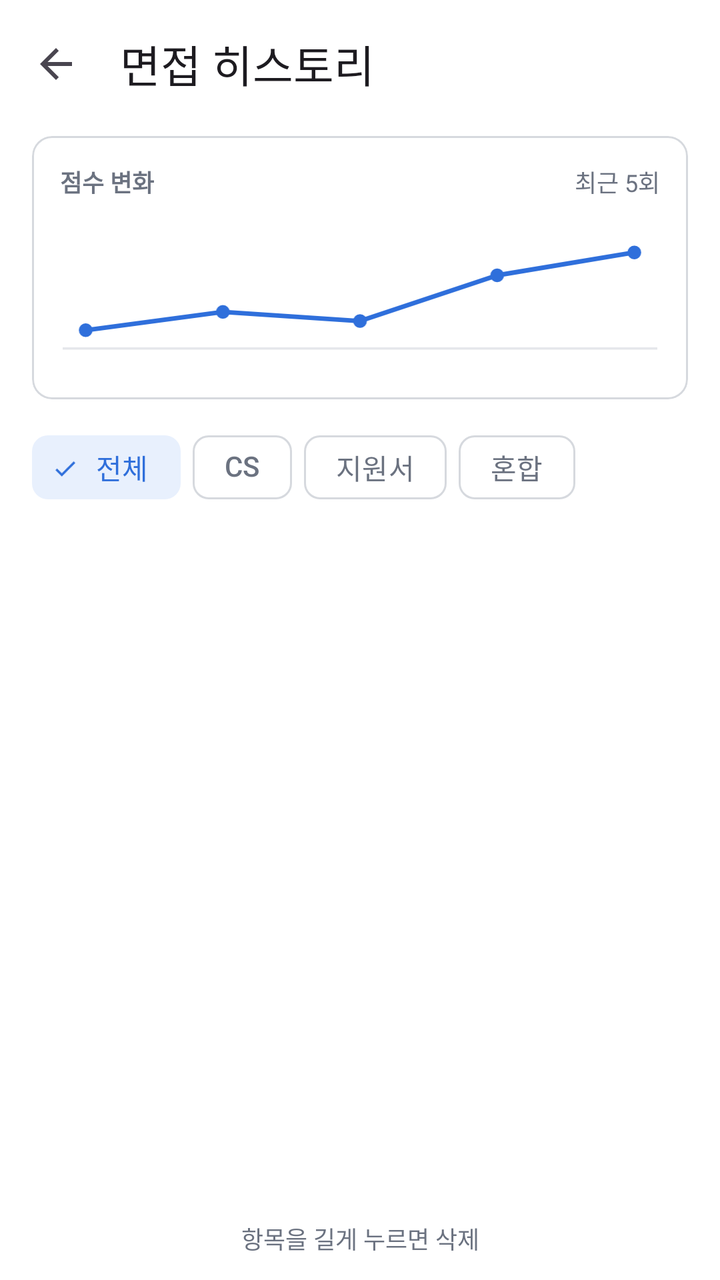
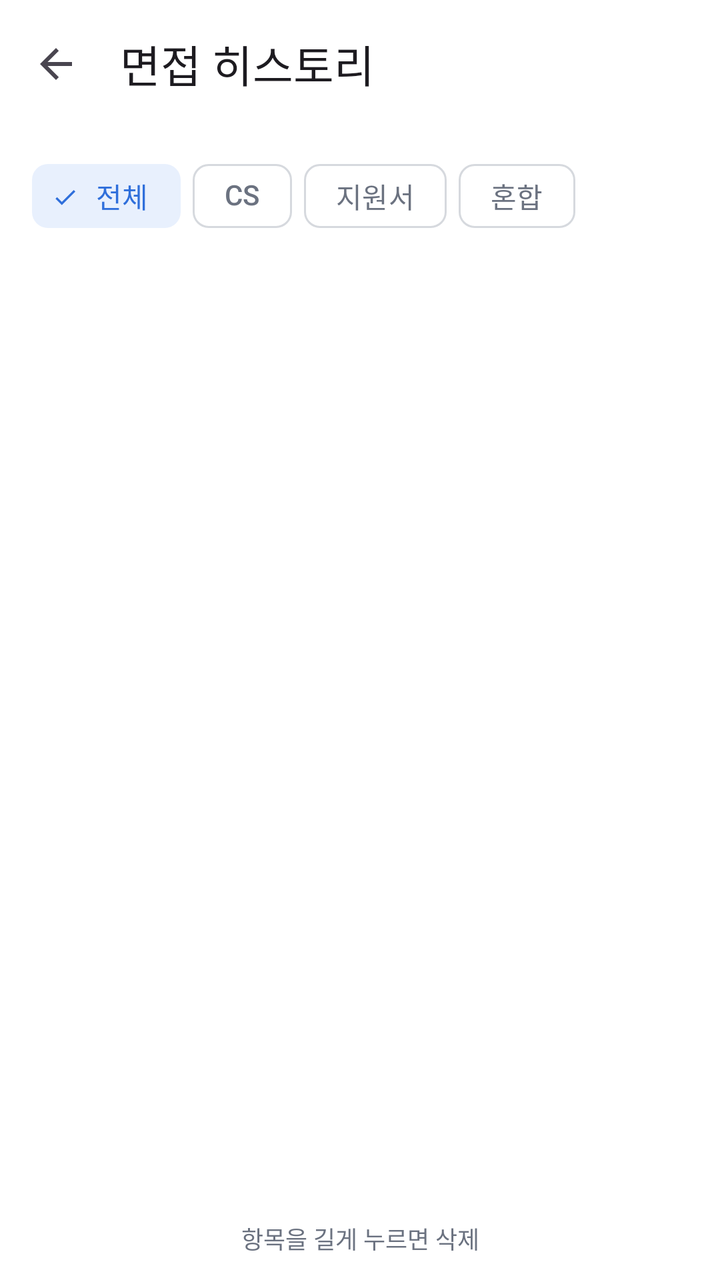

Before-and-after screenshots of an Android layout around one commit, followed by the original layout XML and the change that was made.
<!-- AndroidManifest.xml: application theme Theme.InterviewTrainer -->
<!-- res/layout/activity_history.xml -->
<?xml version="1.0" encoding="utf-8"?>
<LinearLayout xmlns:android="http://schemas.android.com/apk/res/android"
    xmlns:app="http://schemas.android.com/apk/res-auto"
    xmlns:tools="http://schemas.android.com/tools"
    android:layout_width="match_parent"
    android:layout_height="match_parent"
    android:orientation="vertical"
    tools:context=".interview.HistoryActivity">

    <com.google.android.material.appbar.MaterialToolbar
        android:id="@+id/toolbar"
        android:layout_width="match_parent"
        android:layout_height="?attr/actionBarSize"
        app:navigationIcon="?attr/homeAsUpIndicator"
        app:title="면접 히스토리" />

    
    <com.google.android.material.card.MaterialCardView
        style="@style/App.Card"
        android:layout_width="match_parent"
        android:layout_height="wrap_content"
        android:layout_marginStart="16dp"
        android:layout_marginTop="4dp"
        android:layout_marginEnd="16dp">

        <LinearLayout
            android:layout_width="match_parent"
            android:layout_height="wrap_content"
            android:orientation="vertical"
            android:padding="14dp">

            <LinearLayout
                android:layout_width="match_parent"
                android:layout_height="wrap_content"
                android:orientation="horizontal">

                <TextView
                    style="@style/App.Text.Caption"
                    android:layout_width="0dp"
                    android:layout_height="wrap_content"
                    android:layout_weight="1"
                    android:text="점수 변화" />

                <TextView
                    style="@style/App.Text.Mut"
                    android:layout_width="wrap_content"
                    android:layout_height="wrap_content"
                    android:text="최근 5회" />
            </LinearLayout>

            <ImageView
                android:layout_width="match_parent"
                android:layout_height="80dp"
                android:layout_marginTop="6dp"
                android:contentDescription="점수 변화 그래프"
                android:src="@drawable/ic_trend" />
        </LinearLayout>
    </com.google.android.material.card.MaterialCardView>

    <HorizontalScrollView
        android:layout_width="match_parent"
        android:layout_height="wrap_content"
        android:paddingTop="10dp"
        android:scrollbars="none">

        <com.google.android.material.chip.ChipGroup
            android:layout_width="wrap_content"
            android:layout_height="wrap_content"
            android:paddingStart="16dp"
            android:paddingEnd="16dp"
            app:chipSpacingHorizontal="6dp"
            app:selectionRequired="true"
            app:singleLine="true"
            app:singleSelection="true">

            <com.google.android.material.chip.Chip
                style="@style/Widget.Material3.Chip.Filter"
                android:layout_width="wrap_content"
                android:layout_height="wrap_content"
                android:checked="true"
                android:text="전체" />

            <com.google.android.material.chip.Chip
                style="@style/Widget.Material3.Chip.Filter"
                android:layout_width="wrap_content"
                android:layout_height="wrap_content"
                android:text="CS" />

            <com.google.android.material.chip.Chip
                style="@style/Widget.Material3.Chip.Filter"
                android:layout_width="wrap_content"
                android:layout_height="wrap_content"
                android:text="지원서" />

            <com.google.android.material.chip.Chip
                style="@style/Widget.Material3.Chip.Filter"
                android:layout_width="wrap_content"
                android:layout_height="wrap_content"
                android:text="혼합" />
        </com.google.android.material.chip.ChipGroup>
    </HorizontalScrollView>

    <androidx.recyclerview.widget.RecyclerView
        android:id="@+id/rvHistory"
        android:layout_width="match_parent"
        android:layout_height="0dp"
        android:layout_weight="1"
        android:clipToPadding="false"
        android:padding="16dp"
        app:layoutManager="androidx.recyclerview.widget.LinearLayoutManager"
        tools:listitem="@layout/item_history" />

    <TextView
        style="@style/App.Text.Mut"
        android:layout_width="match_parent"
        android:layout_height="wrap_content"
        android:gravity="center"
        android:paddingBottom="12dp"
        android:text="항목을 길게 누르면 삭제" />
</LinearLayout>
<!-- res/layout/item_history.xml (included above) -->
<?xml version="1.0" encoding="utf-8"?>
<com.google.android.material.card.MaterialCardView xmlns:android="http://schemas.android.com/apk/res/android"
    style="@style/App.Card"
    android:layout_width="match_parent"
    android:layout_height="wrap_content"
    android:layout_marginBottom="10dp"
    android:clickable="true"
    android:focusable="true">

    <LinearLayout
        android:layout_width="match_parent"
        android:layout_height="wrap_content"
        android:gravity="center_vertical"
        android:orientation="horizontal"
        android:padding="14dp">

        <TextView
            android:id="@+id/tvScore"
            android:layout_width="44dp"
            android:layout_height="wrap_content"
            android:background="@drawable/bg_score"
            android:gravity="center"
            android:paddingTop="6dp"
            android:paddingBottom="6dp"
            android:textColor="@color/acc"
            android:textSize="16sp"
            android:textStyle="bold" />

        <LinearLayout
            android:layout_width="0dp"
            android:layout_height="wrap_content"
            android:layout_marginStart="12dp"
            android:layout_weight="1"
            android:orientation="vertical">

            <TextView
                android:id="@+id/tvTitle"
                style="@style/App.Text.Title"
                android:layout_width="match_parent"
                android:layout_height="wrap_content" />

            <TextView
                android:id="@+id/tvMeta"
                style="@style/App.Text.Mut"
                android:layout_width="match_parent"
                android:layout_height="wrap_content" />
        </LinearLayout>

        <TextView
            style="@style/App.Text.Mut"
            android:layout_width="wrap_content"
            android:layout_height="wrap_content"
            android:text="›"
            android:textSize="18sp" />
    </LinearLayout>
</com.google.android.material.card.MaterialCardView>
<!-- resources referenced by this layout -->
<resources>
  <color name="acc">#2F6FDB</color>
  <!-- drawable bg_score (drawable) -->
  <?xml version="1.0" encoding="utf-8"?>
  <shape xmlns:android="http://schemas.android.com/apk/res/android" android:shape="rectangle">
      <solid android:color="@color/accbg" />
      <corners android:radius="8dp" />
  </shape>
  <!-- drawable ic_trend (drawable) -->
  <?xml version="1.0" encoding="utf-8"?>
  <vector xmlns:android="http://schemas.android.com/apk/res/android"
      android:width="260dp"
      android:height="70dp"
      android:viewportWidth="260"
      android:viewportHeight="70">
      <path
          android:pathData="M0,60 L260,60"
          android:strokeColor="@color/track"
          android:strokeWidth="1" />
      <path
          android:pathData="M10,52 L70,44 L130,48 L190,28 L250,18"
          android:strokeColor="@color/acc"
          android:strokeWidth="2"
          android:strokeLineJoin="round" />
      <path android:fillColor="@color/acc" android:pathData="M7,52 a3,3 0 1,0 6,0 a3,3 0 1,0 -6,0" />
      <path android:fillColor="@color/acc" android:pathData="M67,44 a3,3 0 1,0 6,0 a3,3 0 1,0 -6,0" />
      <path android:fillColor="@color/acc" android:pathData="M127,48 a3,3 0 1,0 6,0 a3,3 0 1,0 -6,0" />
      <path android:fillColor="@color/acc" android:pathData="M187,28 a3,3 0 1,0 6,0 a3,3 0 1,0 -6,0" />
      <path android:fillColor="@color/acc" android:pathData="M247,18 a3,3 0 1,0 6,0 a3,3 0 1,0 -6,0" />
  </vector>
  <style name="App.Card" parent="Widget.Material3.CardView.Outlined">
          <item name="cardBackgroundColor">@color/white</item>
          <item name="strokeColor">@color/line</item>
          <item name="strokeWidth">1dp</item>
          <item name="cardCornerRadius">10dp</item>
          <item name="cardElevation">0dp</item>
      </style>
  <style name="App.Text.Caption">
          <item name="android:textColor">@color/mut</item>
          <item name="android:textSize">12sp</item>
          <item name="android:textStyle">bold</item>
      </style>
  <style name="App.Text.Mut">
          <item name="android:textColor">@color/mut</item>
          <item name="android:textSize">12sp</item>
      </style>
  <style name="App.Text.Title">
          <item name="android:textSize">15sp</item>
          <item name="android:textStyle">bold</item>
      </style>
  <style name="Theme.InterviewTrainer" parent="Base.Theme.InterviewTrainer" />
  <color name="accbg">#E8F0FD</color>
  <color name="track">#E5E7EB</color>
  <color name="white">#FFFFFFFF</color>
  <color name="line">#D6D9DE</color>
  <color name="mut">#6B7280</color>
  <style name="Base.Theme.InterviewTrainer" parent="Theme.Material3.Light.NoActionBar">
          <item name="colorPrimary">@color/acc</item>
          <item name="colorOnPrimary">@color/white</item>
          <item name="colorPrimaryContainer">@color/accbg</item>
          <item name="colorOnPrimaryContainer">@color/acc</item>
          <item name="colorSecondaryContainer">@color/accbg</item>
          <item name="colorOnSecondaryContainer">@color/acc</item>
          <item name="colorSurface">@color/white</item>
          <item name="colorOnSurface">@color/ink</item>
          <item name="colorOnSurfaceVariant">@color/mut</item>
          <item name="colorOutline">@color/line</item>
          <item name="colorError">@color/bad</item>
          <item name="android:windowBackground">@color/white</item>
      </style>
  <color name="ink">#1F2937</color>
  <color name="bad">#D64545</color>
</resources>

<!-- the commit's change to res/layout/activity_history.xml (unified diff, before → after) -->
@@ -16,6 +16,8 @@
 
     
     <com.google.android.material.card.MaterialCardView
+        android:id="@+id/cardTrend"
+        android:visibility="gone"
         style="@style/App.Card"
         android:layout_width="match_parent"
         android:layout_height="wrap_content"
@@ -64,6 +66,7 @@
         android:scrollbars="none">
 
         <com.google.android.material.chip.ChipGroup
+            android:id="@+id/chips"
             android:layout_width="wrap_content"
             android:layout_height="wrap_content"
             android:paddingStart="16dp"
@@ -78,24 +81,28 @@
                 android:layout_width="wrap_content"
                 android:layout_height="wrap_content"
                 android:checked="true"
+                android:id="@+id/chipAll"
                 android:text="전체" />
 
             <com.google.android.material.chip.Chip
                 style="@style/Widget.Material3.Chip.Filter"
                 android:layout_width="wrap_content"
                 android:layout_height="wrap_content"
+                android:id="@+id/chipCs"
                 android:text="CS" />
 
             <com.google.android.material.chip.Chip
                 style="@style/Widget.Material3.Chip.Filter"
                 android:layout_width="wrap_content"
                 android:layout_height="wrap_content"
+                android:id="@+id/chipCover"
                 android:text="지원서" />
 
             <com.google.android.material.chip.Chip
                 style="@style/Widget.Material3.Chip.Filter"
                 android:layout_width="wrap_content"
                 android:layout_height="wrap_content"
+                android:id="@+id/chipMixed"
                 android:text="혼합" />
         </com.google.android.material.chip.ChipGroup>
     </HorizontalScrollView>
@@ -109,6 +116,17 @@
         android:padding="16dp"
         app:layoutManager="androidx.recyclerview.widget.LinearLayoutManager"
         tools:listitem="@layout/item_history" />
+
+    <TextView
+        android:id="@+id/tvEmpty"
+        style="@style/App.Text.Mut"
+        android:layout_width="match_parent"
+        android:layout_height="wrap_content"
+        android:gravity="center"
+        android:padding="32dp"
+        android:text="아직 면접 기록이 없어요.
+면접을 끝내면 여기에 쌓입니다."
+        android:visibility="gone" />
 
     <TextView
         style="@style/App.Text.Mut"
